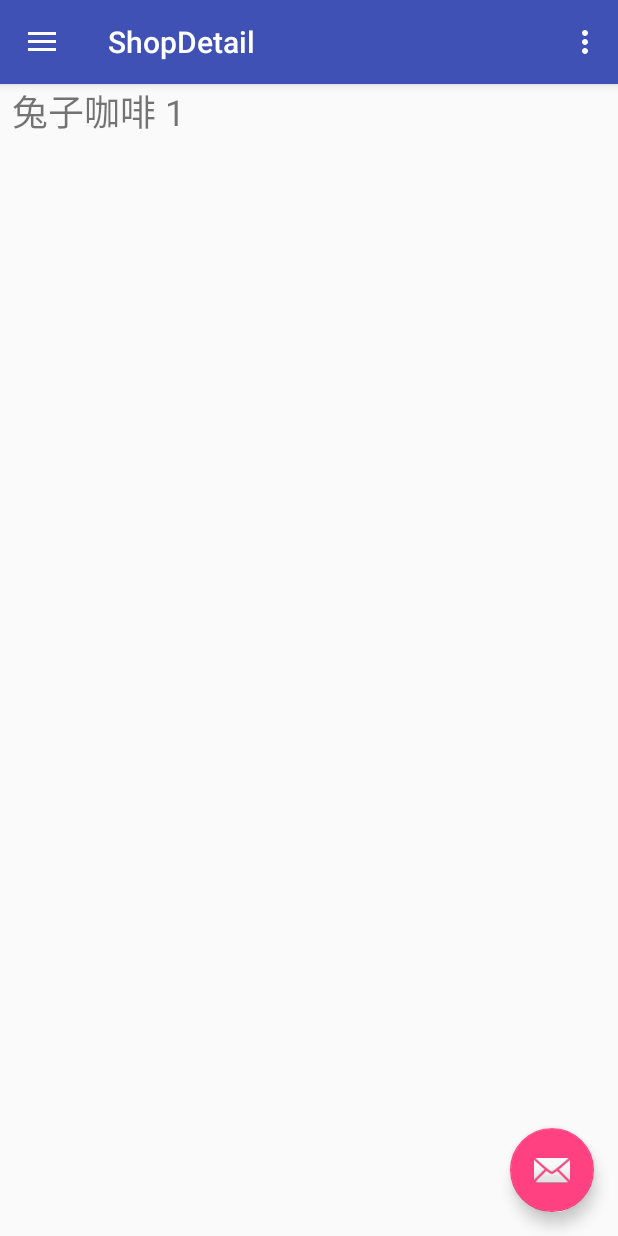
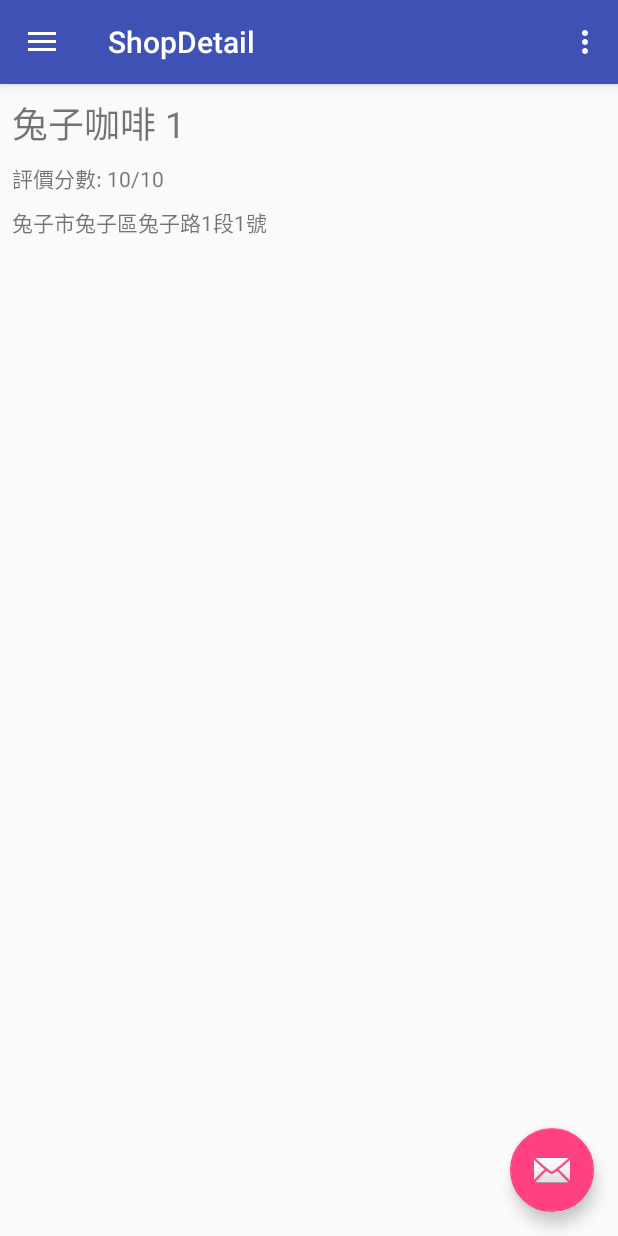
Before and after one commit to leon20121005/DelicacyExploration, an Android app: the screen it shows after launch (MainActivity), after a tap on an icon or button, on a phone screen of 412 x 824 dp. Run offline under Robolectric (Android 15) with nearby library versions, the phone set to English and light mode, and no system bars.

Commit message:
set default text of TextView in shop list and shop detail

```diff
--- a/app/src/main/java/com/example/leon/delicacyexploration/ShopDetail.java
+++ b/app/src/main/java/com/example/leon/delicacyexploration/ShopDetail.java
@@ -25,14 +25,28 @@ public class ShopDetail extends Fragment
     @Override
     public void onViewCreated(View view, @Nullable Bundle savedInstanceState)
     {
+        ViewHolder viewHolder = new ViewHolder();
+
         super.onViewCreated(view, savedInstanceState);
         getActivity().setTitle("ShopDetail");
-        TextView textView = (TextView) view.findViewById(R.id.shopDetailName);
-        textView.setText(_data.GetName());
+
+        viewHolder.shopDetailName = (TextView) view.findViewById(R.id.shopDetailName);
+        viewHolder.shopDetailEvaluation = (TextView) view.findViewById(R.id.shopDetailEvaluation);
+        viewHolder.shopDetailAddress = (TextView) view.findViewById(R.id.shopDetailAddress);
+        viewHolder.shopDetailName.setText(_data.GetName());
+        viewHolder.shopDetailEvaluation.setText(_data.GetEvaluation());
+        viewHolder.shopDetailAddress.setText(_data.GetAddress());
     }
 
     public void SetShopData(Shop data)
     {
         _data = data;
     }
+
+    private static class ViewHolder
+    {
+        TextView shopDetailName;
+        TextView shopDetailEvaluation;
+        TextView shopDetailAddress;
+    }
 }
--- a/app/src/main/java/com/example/leon/delicacyexploration/ShopListAdapter.java
+++ b/app/src/main/java/com/example/leon/delicacyexploration/ShopListAdapter.java
@@ -36,6 +36,7 @@ public class ShopListAdapter extends ArrayAdapter<Shop>
 
             //設定ListView內每個元素裡面的TextView元件
             viewHolder.shopName = (TextView) convertView.findViewById(R.id.shopName);
+            viewHolder.shopEvaluation = (TextView) convertView.findViewById(R.id.shopEvaluation);
             viewHolder.shopAddress = (TextView) convertView.findViewById(R.id.shopAddress);
 
             convertView.setTag(viewHolder);
@@ -46,6 +47,7 @@ public class ShopListAdapter extends ArrayAdapter<Shop>
         }
 
         viewHolder.shopName.setText(shop.GetName()); //設定ListView內每個元素的商店名字
+        viewHolder.shopEvaluation.setText(shop.GetEvaluation()); //設定ListView內每個元素的商店評價
         viewHolder.shopAddress.setText(shop.GetAddress()); //設定ListView內每個元素的商店地址
 
         return convertView;
@@ -54,6 +56,7 @@ public class ShopListAdapter extends ArrayAdapter<Shop>
     private static class ViewHolder
     {
         TextView shopName;
+        TextView shopEvaluation;
         TextView shopAddress;
     }
 }
--- a/app/src/main/res/layout/shop_detail.xml
+++ b/app/src/main/res/layout/shop_detail.xml
@@ -8,8 +8,25 @@
         android:id="@+id/shopDetailName"
         android:layout_width="wrap_content"
         android:layout_height="wrap_content"
+        android:paddingTop="8dp"
         android:paddingLeft="8dp"
-        android:text="兔子咖啡"
+        android:text="shopDetailName"
         android:textSize="24sp" />
 
+    <TextView
+        android:id="@+id/shopDetailEvaluation"
+        android:layout_width="wrap_content"
+        android:layout_height="wrap_content"
+        android:paddingTop="8dp"
+        android:paddingLeft="8dp"
+        android:text="shopDetailEvaluation" />
+
+    <TextView
+        android:id="@+id/shopDetailAddress"
+        android:layout_width="wrap_content"
+        android:layout_height="wrap_content"
+        android:paddingTop="8dp"
+        android:paddingLeft="8dp"
+        android:text="shopDetailAddress" />
+
 </LinearLayout>
--- a/app/src/main/res/layout/shoplist_item.xml
+++ b/app/src/main/res/layout/shoplist_item.xml
@@ -9,7 +9,7 @@
         android:layout_width="wrap_content"
         android:layout_height="wrap_content"
         android:paddingLeft="8dp"
-        android:text="兔子咖啡"
+        android:text="shopName"
         android:textSize="24sp" />
 
     <TextView
@@ -18,7 +18,7 @@
         android:layout_height="wrap_content"
         android:paddingTop="5dp"
         android:paddingLeft="8dp"
-        android:text="評價分數: 10/10" />
+        android:text="shopEvaluation" />
 
     <TextView
         android:id="@+id/shopAddress"
@@ -26,6 +26,6 @@
         android:layout_height="wrap_content"
         android:paddingTop="5dp"
         android:paddingLeft="8dp"
-        android:text="兔子市兔子區兔子路1段1號" />
+        android:text="shopAddress" />
 
 </LinearLayout>
```
